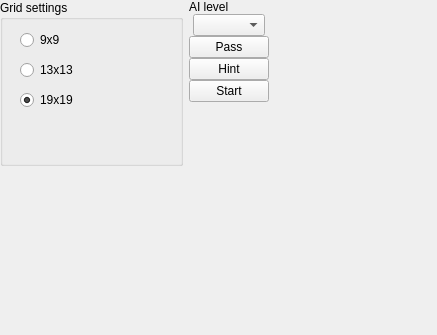
Above: qt/qtgo/qtgo/GameSettings.ui from alecs1/home before the change. Below: the same form after it.
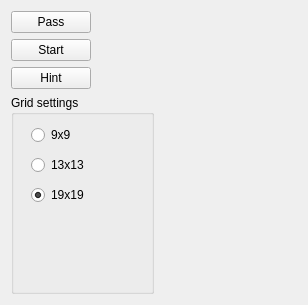
That is the form after the change.

Commit message: EOD back-up. Some settings, still unable to play against computer opponent.

Patch:
```diff
--- a/qt/qtgo/qtgo/GameSettings.ui
+++ b/qt/qtgo/qtgo/GameSettings.ui
@@ -6,94 +6,36 @@
    <rect>
     <x>0</x>
     <y>0</y>
-    <width>437</width>
-    <height>335</height>
+    <width>308</width>
+    <height>305</height>
    </rect>
   </property>
+  <property name="sizePolicy">
+   <sizepolicy hsizetype="Minimum" vsizetype="MinimumExpanding">
+    <horstretch>0</horstretch>
+    <verstretch>0</verstretch>
+   </sizepolicy>
+  </property>
   <property name="windowTitle">
    <string>Form</string>
   </property>
-  <widget class="QWidget" name="gridLayoutWidget">
-   <property name="geometry">
-    <rect>
-     <x>0</x>
-     <y>0</y>
-     <width>451</width>
-     <height>331</height>
-    </rect>
-   </property>
+  <layout class="QGridLayout" name="gridLayout_4">
+   <item row="0" column="0">
    <layout class="QGridLayout" name="gridLayout">
-    <item row="0" column="1">
-     <layout class="QVBoxLayout" name="verticalLayout">
-      <property name="spacing">
-       <number>0</number>
-      </property>
-      <property name="sizeConstraint">
-       <enum>QLayout::SetMinimumSize</enum>
-      </property>
-      <property name="bottomMargin">
-       <number>0</number>
-      </property>
-      <item>
-       <widget class="QLabel" name="label">
-        <property name="sizePolicy">
-         <sizepolicy hsizetype="Minimum" vsizetype="Minimum">
-          <horstretch>0</horstretch>
-          <verstretch>0</verstretch>
-         </sizepolicy>
-        </property>
-        <property name="text">
-         <string>AI level</string>
-        </property>
-       </widget>
-      </item>
-      <item alignment="Qt::AlignHCenter|Qt::AlignTop">
-       <widget class="QComboBox" name="comboBox"/>
-      </item>
-      <item>
-       <widget class="QPushButton" name="pushButton">
-        <property name="text">
-         <string>Pass</string>
-        </property>
-       </widget>
-      </item>
-      <item>
-       <widget class="QPushButton" name="pushButton_2">
-        <property name="text">
-         <string>Hint</string>
-        </property>
-       </widget>
-      </item>
-      <item>
-       <widget class="QPushButton" name="launchButton">
-        <property name="text">
-         <string>Start</string>
-        </property>
-       </widget>
-      </item>
-      <item>
-       <spacer name="verticalSpacer">
-        <property name="orientation">
-         <enum>Qt::Vertical</enum>
-        </property>
-        <property name="sizeHint" stdset="0">
-         <size>
-          <width>20</width>
-          <height>40</height>
-         </size>
-        </property>
-       </spacer>
-      </item>
-     </layout>
-    </item>
-    <item row="0" column="0">
+     <item row="1" column="0">
      <widget class="QGroupBox" name="tableSizeGroupBox">
       <property name="sizePolicy">
        <sizepolicy hsizetype="MinimumExpanding" vsizetype="MinimumExpanding">
         <horstretch>0</horstretch>
-        <verstretch>0</verstretch>
-       </sizepolicy>
-      </property>
+         <verstretch>1</verstretch>
+        </sizepolicy>
+       </property>
+       <property name="sizeIncrement">
+        <size>
+         <width>1</width>
+         <height>1</height>
+        </size>
+       </property>
       <property name="title">
        <string>Grid settings</string>
       </property>
@@ -153,7 +95,7 @@
       <zorder>button9x9</zorder>
      </widget>
     </item>
-    <item row="0" column="2">
+     <item row="1" column="2">
      <spacer name="horizontalSpacer">
       <property name="orientation">
        <enum>Qt::Horizontal</enum>
@@ -166,21 +108,63 @@
       </property>
      </spacer>
     </item>
+     <item row="0" column="0">
+      <layout class="QGridLayout" name="gridLayout_3">
     <item row="1" column="0">
-     <spacer name="verticalSpacer_2">
+        <widget class="QPushButton" name="launchButton">
+         <property name="text">
+          <string>Start</string>
+         </property>
+        </widget>
+       </item>
+       <item row="0" column="0">
+        <widget class="QPushButton" name="pushButton">
+         <property name="text">
+          <string>Pass</string>
+         </property>
+        </widget>
+       </item>
+       <item row="2" column="0">
+        <widget class="QPushButton" name="pushButton_2">
+         <property name="text">
+          <string>Hint</string>
+         </property>
+        </widget>
+       </item>
+       <item row="1" column="1">
+        <spacer name="horizontalSpacer_2">
+         <property name="orientation">
+          <enum>Qt::Horizontal</enum>
+         </property>
+         <property name="sizeHint" stdset="0">
+          <size>
+           <width>40</width>
+           <height>20</height>
+          </size>
+         </property>
+        </spacer>
+       </item>
+      </layout>
+     </item>
+    </layout>
+   </item>
+   <item row="1" column="0">
+    <spacer name="verticalSpacer">
       <property name="orientation">
        <enum>Qt::Vertical</enum>
       </property>
+     <property name="sizeType">
+      <enum>QSizePolicy::Preferred</enum>
+     </property>
       <property name="sizeHint" stdset="0">
        <size>
-        <width>20</width>
-        <height>40</height>
+       <width>0</width>
+       <height>0</height>
        </size>
       </property>
      </spacer>
     </item>
    </layout>
-  </widget>
  </widget>
  <resources/>
  <connections/>
```
Lines whose indentation alone changed are shown as unchanged. The commit also changes 12 other files.
